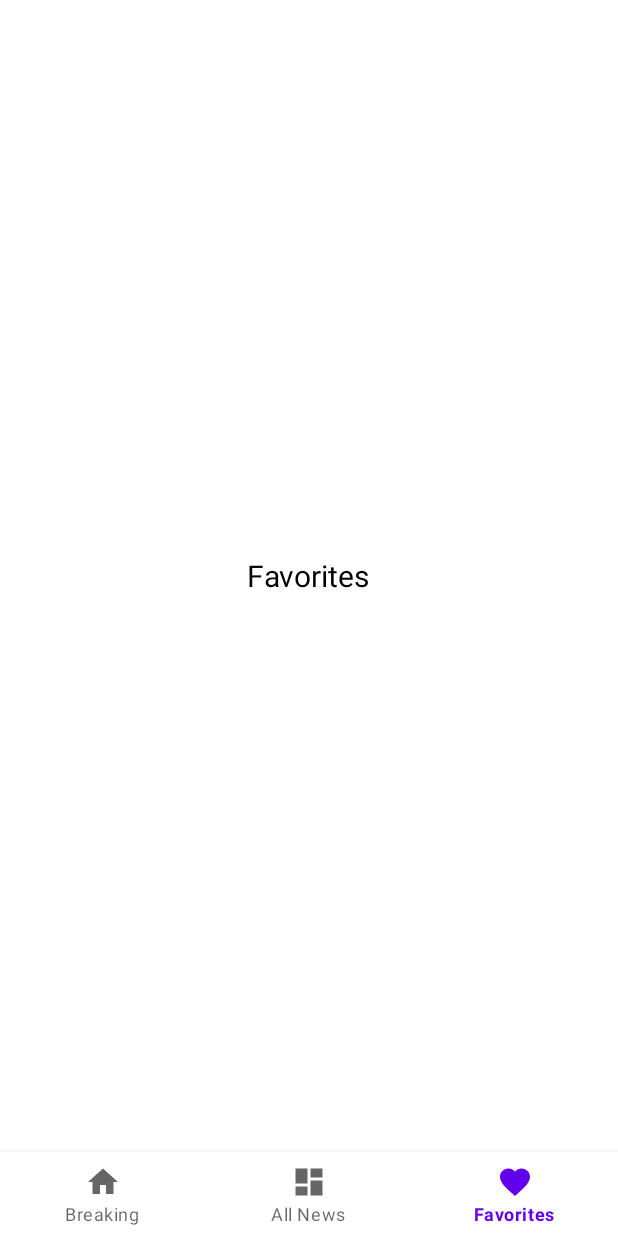
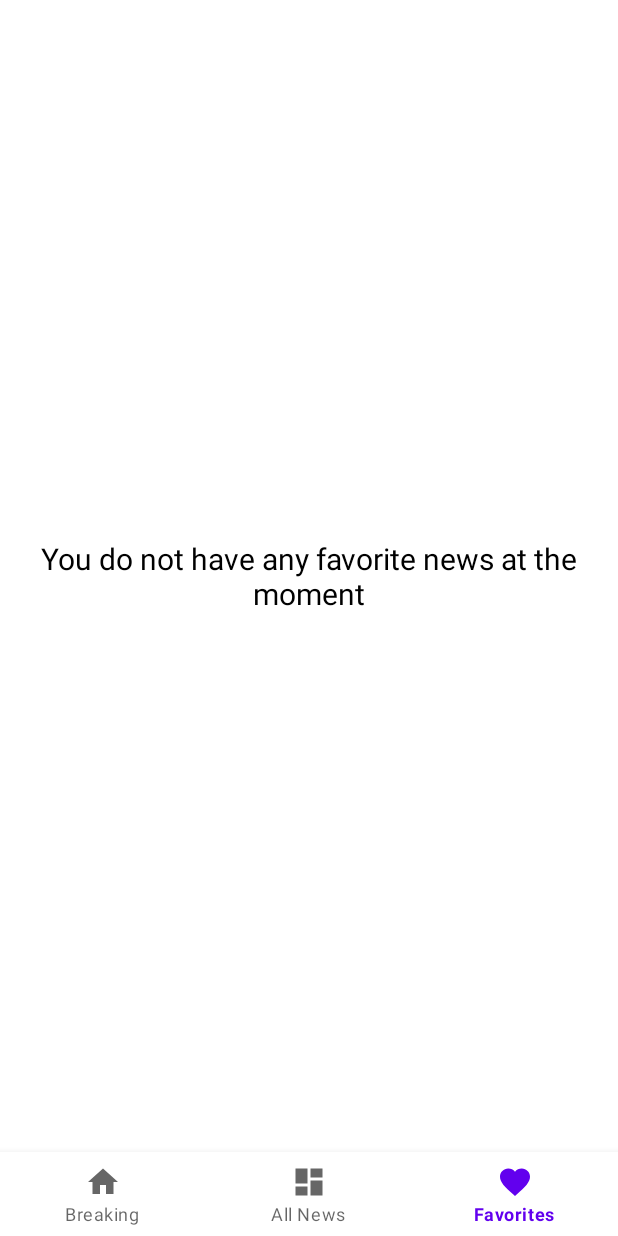
Before and after one commit to tashuseyin/News-App, an Android app: the FavoritesFragment screen opened through its navigation route, on a phone screen of 412 x 824 dp. Run offline under Robolectric (Android 15) with nearby library versions, the phone set to English and light mode, and no system bars; our stand-ins replace navigation-ui; 1 statement that could not run was skipped.

Commit message:
[WIP] DiffUtil RecyclerView Adapter

```diff
--- a/app/build.gradle
+++ b/app/build.gradle
@@ -13,6 +13,7 @@ android {
         applicationId "com.example.newsapp"
         minSdkVersion 19
         targetSdkVersion 30
+        multiDexEnabled true
         versionCode 1
         versionName "1.0"
 
@@ -72,4 +73,7 @@ dependencies {
 
     // Glide
     implementation 'com.github.bumptech.glide:glide:4.12.0'
+
+    // Lootie
+    implementation "com.airbnb.android:lottie:3.7.0"
 }
--- a/app/src/main/java/com/example/newsapp/model/Article.kt
+++ b/app/src/main/java/com/example/newsapp/model/Article.kt
@@ -23,5 +23,7 @@ data class Article(
     @SerializedName("url")
     val url: String,
     @SerializedName("urlToImage")
-    val urlToImage: String
+    val urlToImage: String,
+    @SerializedName("isFavorites")
+    val isFavorites: Boolean = false
 )
--- a/app/src/main/java/com/example/newsapp/service/BreakingNewsRepository.kt
+++ b/app/src/main/java/com/example/newsapp/service/BreakingNewsRepository.kt
@@ -10,7 +10,10 @@ class BreakingNewsRepository {
     }
 
 
-    suspend fun insert(article: Article){
+    suspend fun insert(article: Article) {
         breakingNewsDao?.insertBreakingNews(article)
     }
+
+    suspend fun getAllArticle(): List<Article>? =
+        breakingNewsDao?.getAllBreakingNews()
 }
--- a/app/src/main/java/com/example/newsapp/ui/BreakingFragment.kt
+++ b/app/src/main/java/com/example/newsapp/ui/BreakingFragment.kt
@@ -8,18 +8,23 @@ import androidx.core.view.isVisible
 import androidx.fragment.app.Fragment
 import androidx.lifecycle.ViewModelProvider
 import androidx.recyclerview.widget.LinearLayoutManager
+import androidx.recyclerview.widget.RecyclerView
 import com.example.newsapp.adapter.BreakingNewsAdapter
 import com.example.newsapp.databinding.FragmentBreakingBinding
+import com.example.newsapp.model.Article
 import com.example.newsapp.viewmodel.BreakingNewsViewModel
 
 
 class BreakingFragment : Fragment() {
 
+    private lateinit var articleList: List<Article>
+    private lateinit var adapter: BreakingNewsAdapter
+    private lateinit var recyclerView: RecyclerView
 
+    private lateinit var viewModel: BreakingNewsViewModel
     private var _binding: FragmentBreakingBinding? = null
     private val binding get() = _binding!!
 
-    private lateinit var viewModel: BreakingNewsViewModel
 
     override fun onCreateView(
         inflater: LayoutInflater, container: ViewGroup?,
@@ -32,25 +37,35 @@ class BreakingFragment : Fragment() {
     override fun onViewCreated(view: View, savedInstanceState: Bundle?) {
         super.onViewCreated(view, savedInstanceState)
 
+        recyclerView = binding.recyclerview
         viewModel = ViewModelProvider(this).get(BreakingNewsViewModel::class.java)
-        binding.recyclerview.layoutManager = LinearLayoutManager(context)
-        binding.recyclerview.setHasFixedSize(true)
+        viewModel.apply {
+            isLoading.observe(viewLifecycleOwner) {
+                binding.LoadingText.isVisible = it
+                binding.LoadingProgressbar.isVisible = it
+            }
 
-        viewModel.isLoading.observe(viewLifecycleOwner){
-            binding.LoadingText.isVisible = it
-            binding.LoadingProgressbar.isVisible = it
+            getBreakingNews()
+            news.observe(viewLifecycleOwner) {
+                articleList = it
+                adapter = BreakingNewsAdapter {
+                    adapter.submitList(null)
+                    adapter.submitList(articleList.toList())
+                }
+                adapter.submitList(articleList.toList())
+                recyclerView.layoutManager = LinearLayoutManager(context)
+                recyclerView.adapter = adapter
+
+            }
         }
 
-        viewModel.getBreakingNews()
-        viewModel.news.observe(viewLifecycleOwner){
-            binding.recyclerview.adapter = BreakingNewsAdapter(it)
-        }
+
     }
-
 
 
     override fun onDestroyView() {
         super.onDestroyView()
         _binding = null
     }
+
 }
--- a/app/src/main/java/com/example/newsapp/viewmodel/BreakingNewsViewModel.kt
+++ b/app/src/main/java/com/example/newsapp/viewmodel/BreakingNewsViewModel.kt
@@ -1,6 +1,5 @@
 package com.example.newsapp.viewmodel
 
-import android.util.Log
 import androidx.lifecycle.MutableLiveData
 import androidx.lifecycle.ViewModel
 import androidx.lifecycle.viewModelScope
@@ -21,12 +20,15 @@ class BreakingNewsViewModel : ViewModel() {
         MutableLiveData<List<Article>>()
     }
 
+
     val isLoading: MutableLiveData<Boolean> = MutableLiveData(false)
     private var isRequested = false
+
 
     fun getBreakingNews() {
         if (isRequested) return else isRequested = true
         isLoading.value = true
+
         RetrofitClient.api.getBreakingNews().enqueue(object : Callback<NewResponse> {
             override fun onResponse(call: Call<NewResponse>, response: Response<NewResponse>) {
                 isLoading.value = false
@@ -39,13 +41,14 @@ class BreakingNewsViewModel : ViewModel() {
             }
             override fun onFailure(call: Call<NewResponse>, t: Throwable) {
                 isLoading.value = false
-                Log.d("TAG", "Veriyi Alamadım")
             }
         })
     }
 
-    suspend fun insert(article: Article) =
+
+    suspend fun insert(article: Article) {
         repository.insert(article)
+    }
 
 
 }
--- /dev/null
+++ b/app/src/main/res/drawable/ic_baseline_favorite_24.xml
@@ -0,0 +1,5 @@
+<vector android:height="24dp" android:tint="#FF0000"
+    android:viewportHeight="24" android:viewportWidth="24"
+    android:width="24dp" xmlns:android="http://schemas.android.com/apk/res/android">
+    <path android:fillColor="@android:color/white" android:pathData="M12,21.35l-1.45,-1.32C5.4,15.36 2,12.28 2,8.5 2,5.42 4.42,3 7.5,3c1.74,0 3.41,0.81 4.5,2.09C13.09,3.81 14.76,3 16.5,3 19.58,3 22,5.42 22,8.5c0,3.78 -3.4,6.86 -8.55,11.54L12,21.35z"/>
+</vector>
--- a/app/src/main/res/layout/breaking_rowitem.xml
+++ b/app/src/main/res/layout/breaking_rowitem.xml
@@ -47,11 +47,11 @@
             android:textSize="15sp" />
     </LinearLayout>
 
-    <ImageView
+    <com.airbnb.lottie.LottieAnimationView
         android:id="@+id/favoriteButton"
         android:layout_width="wrap_content"
         android:layout_height="wrap_content"
-        android:layout_gravity="bottom|right"
+        android:layout_gravity="bottom|end"
         android:layout_margin="10dp"
         android:src="@drawable/ic_baseline_favorite_border_24" />
 
--- a/app/src/main/res/layout/fragment_favorites.xml
+++ b/app/src/main/res/layout/fragment_favorites.xml
@@ -5,13 +5,20 @@
     android:layout_height="match_parent"
     tools:context=".ui.FavoritesFragment">
 
+    <androidx.recyclerview.widget.RecyclerView
+        android:id="@+id/favoriteRecyclerview"
+        android:layout_width="match_parent"
+        android:layout_height="match_parent" />
+
 
     <TextView
         android:layout_width="wrap_content"
         android:layout_height="wrap_content"
-        android:text="Favorites"
-        android:textSize="20sp"
+        android:layout_gravity="center"
+        android:padding="10dp"
+        android:text="@string/favorite_message_error"
+        android:textAlignment="center"
         android:textColor="@color/black"
-        android:layout_gravity="center"/>
+        android:textSize="20sp" />
 
 </FrameLayout>
--- a/app/src/main/res/values/strings.xml
+++ b/app/src/main/res/values/strings.xml
@@ -6,4 +6,5 @@
     <string name="all_news">All News</string>
     <string name="favorites">Favorites</string>
     <string name="loading">Loading...</string>
+    <string name="favorite_message_error">You do not have any favorite news at the moment</string>
 </resources>
```
Also changed, not shown: app/src/main/java/com/example/newsapp/adapter/BaseViewHolder.kt (added, +13 -0 lines), app/src/main/java/com/example/newsapp/adapter/BreakingNewsAdapter.kt (+13 -5 lines), app/src/main/java/com/example/newsapp/adapter/BreakingNewsViewHolder.kt (+8 -1 lines), app/src/main/java/com/example/newsapp/service/BreakingNewsDao.kt (+7 -0 lines), app/src/main/res/layout/fragment_breaking.xml (+7 -0 lines).
